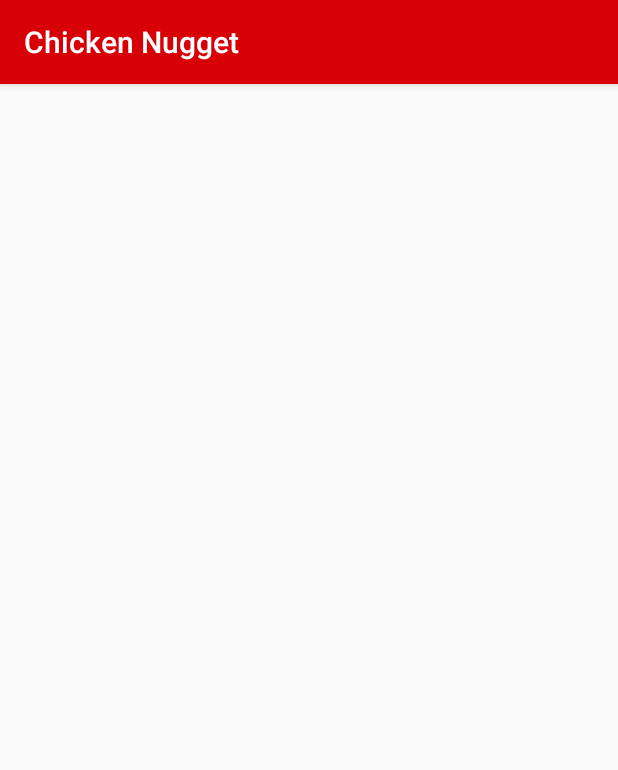
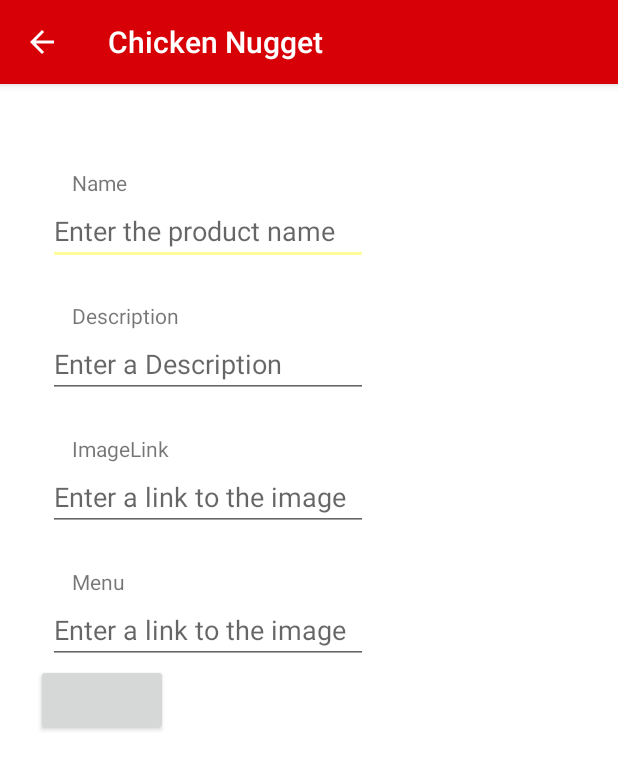
Before and after one commit to ariannakan/theChickenApp, an Android app: the AddProduct screen opened directly, with no data from a screen before it, on a phone screen of 412 x 824 dp. Shown: the top 770 px of the screen. Run offline under Robolectric (Android 15) with nearby library versions, the light colour scheme and no system bars.

Commit message:
working AddNewProduct

```diff
--- a/app/src/main/java/com/example/myapplication/AddProduct.java
+++ b/app/src/main/java/com/example/myapplication/AddProduct.java
@@ -8,33 +8,54 @@ import android.text.TextUtils;
 import android.view.View;
 import android.widget.Button;
 import android.widget.EditText;
+import android.widget.TextView;
 
 public class AddProduct extends AppCompatActivity {
 
-    public static final String EXTRA_REPLY =
+    public static final String EXTRA_REPLY_NAME =
             "com.example.android.roomwordssample.REPLY";
+    public static final String EXTRA_REPLY_DESC =
+            "com.example.android.roomwordssample.DESC";
+    public static final String EXTRA_REPLY_IMAGE =
+            "com.example.android.roomwordssample.IMAGE";
+    public static final String EXTRA_REPLY_MENU =
+            "com.example.android.roomwordssample.MENU";
+
 
     private EditText mEditNameView;
+    private EditText mEditDescView;
+    private EditText mEditImageView;
+    private EditText mEditMenuView;
 
     @Override
     public void onCreate(Bundle savedInstanceState) {
         super.onCreate(savedInstanceState);
         setContentView(R.layout.activity_add_product);
-        mEditNameView = findViewById(R.id.newProductInput);
+        mEditNameView = findViewById(R.id.name_text);
+        mEditDescView = findViewById(R.id.desc_text);
+        mEditImageView = findViewById(R.id.imageLink_text);
+        mEditMenuView = findViewById(R.id.webMenu_text);
 
-        final Button button = findViewById(R.id.floatingActionButton2);
+        final Button button = findViewById(R.id.button_save);
         button.setOnClickListener(new View.OnClickListener() {
             public void onClick(View view) {
                 Intent replyIntent = new Intent();
                 if (TextUtils.isEmpty(mEditNameView.getText())) {
                     setResult(RESULT_CANCELED, replyIntent);
                 } else {
-                    String word = mEditNameView.getText().toString();
-                    replyIntent.putExtra(EXTRA_REPLY, word);
+                    String name = mEditNameView.getText().toString();
+                    String desc = mEditDescView.getText().toString();
+                    String image = mEditImageView.getText().toString();
+                    String menu = mEditMenuView.getText().toString();
+                    replyIntent.putExtra(EXTRA_REPLY_NAME, name);
+                    replyIntent.putExtra(EXTRA_REPLY_DESC, desc);
+                    replyIntent.putExtra(EXTRA_REPLY_IMAGE, image);
+                    replyIntent.putExtra(EXTRA_REPLY_MENU, menu);
                     setResult(RESULT_OK, replyIntent);
                 }
                 finish();
             }
         });
+
     }
 }
--- a/app/src/main/java/com/example/myapplication/ProductDAO.java
+++ b/app/src/main/java/com/example/myapplication/ProductDAO.java
@@ -3,6 +3,7 @@ package com.example.myapplication;
 import androidx.lifecycle.LiveData;
 import androidx.room.Dao;
 import androidx.room.Insert;
+import androidx.room.OnConflictStrategy;
 import androidx.room.Query;
 
 
@@ -11,7 +12,7 @@ import java.util.List;
 @Dao
 public interface ProductDAO {
 
-    @Insert
+    @Insert(onConflict = OnConflictStrategy.IGNORE)
     void insert(Product name);
 
     @Query("DELETE FROM productTable")
--- a/app/src/main/res/layout/activity_add_product.xml
+++ b/app/src/main/res/layout/activity_add_product.xml
@@ -2,18 +2,109 @@
 <LinearLayout xmlns:android="http://schemas.android.com/apk/res/android"
     android:layout_width="match_parent"
     android:layout_height="match_parent"
+    xmlns:app="http://schemas.android.com/apk/res-auto"
     android:background="@color/cardview_light_background"
     android:orientation="vertical"
     android:padding="24dp">
 
+    <TextView
+        android:id="@+id/name_label"
+        android:layout_height="wrap_content"
+        android:layout_width="wrap_content"
+        android:layout_marginStart="24dp"
+        android:layout_marginLeft="24dp"
+        android:layout_marginTop="32dp"
+        android:text="@string/product_name_label"
+        app:layout_constraintStart_toStartOf="parent"
+        app:layout_constraintTop_toTopOf="parent" />
+
     <EditText
-        android:id="@+id/name"
+        android:id="@+id/name_text"
+        android:layout_width="wrap_content"
         android:layout_height="wrap_content"
-        android:hint="Name"
-        android:inputType="textAutoComplete" />
+        android:layout_marginStart="8dp"
+        android:layout_marginLeft="8dp"
+        android:ems="10"
+        android:hint="@string/product_name_hint"
+        android:inputType="none|textPersonName|textEmailAddress"
+        app:layout_constraintBaseline_toBaselineOf="@+id/name_label"
+        app:layout_constraintStart_toEndOf="@+id/name_label"  />
+
+    <TextView
+        android:id="@+id/desc_label"
+        android:layout_height="wrap_content"
+        android:layout_width="wrap_content"
+        android:layout_marginStart="24dp"
+        android:layout_marginLeft="24dp"
+        android:layout_marginTop="24dp"
+        android:text="@string/add_product_desc"
+        app:layout_constraintStart_toStartOf="parent"
+        app:layout_constraintTop_toBottomOf="@id/name_label"/>
+
+    <EditText
+        android:id="@+id/desc_text"
+        android:layout_width="wrap_content"
+        android:layout_height="wrap_content"
+        android:layout_marginStart="8dp"
+        android:layout_marginLeft="8dp"
+        android:ems="10"
+        android:hint="Enter a Description"
+        android:inputType="none|textMultiLine"
+        app:layout_constraintBaseline_toBaselineOf="@+id/desc_label"
+        app:layout_constraintStart_toEndOf="@+id/desc_label" />
+
+    <TextView
+        android:id="@+id/imageLink_label"
+        android:layout_height="wrap_content"
+        android:layout_width="wrap_content"
+        android:layout_marginStart="24dp"
+        android:layout_marginLeft="24dp"
+        android:layout_marginTop="24dp"
+        android:text="@string/imagelink_label"
+        app:layout_constraintStart_toStartOf="parent"
+        app:layout_constraintTop_toBottomOf="@id/desc_label"/>
+
+    <EditText
+        android:id="@+id/imageLink_text"
+        android:layout_width="wrap_content"
+        android:layout_height="wrap_content"
+        android:layout_marginStart="8dp"
+        android:layout_marginLeft="8dp"
+        android:ems="10"
+        android:hint="@string/imageLink_hint"
+        android:inputType="textUri|none"
+        app:layout_constraintBaseline_toBaselineOf="@+id/imageLink_label"
+        app:layout_constraintStart_toEndOf="@+id/imageLink_label" />
+
+    <TextView
+        android:id="@+id/webMenu_label"
+        android:layout_height="wrap_content"
+        android:layout_width="wrap_content"
+        android:layout_marginStart="24dp"
+        android:layout_marginLeft="24dp"
+        android:layout_marginTop="24dp"
+        android:text="@string/menu_label"
+        app:layout_constraintStart_toStartOf="parent"
+        app:layout_constraintTop_toBottomOf="@id/imageLink_label"/>
+
+    <EditText
+        android:id="@+id/webMenu_text"
+        android:layout_width="wrap_content"
+        android:layout_height="wrap_content"
+        android:layout_marginStart="8dp"
+        android:layout_marginLeft="8dp"
+        android:ems="10"
+        android:hint="@string/imageLink_hint"
+        android:inputType="textUri|none"
+        app:layout_constraintBaseline_toBaselineOf="@+id/webMenu_label"
+        app:layout_constraintStart_toEndOf="@+id/webMenu_label" />
 
     <Button
         android:id="@+id/button_save"
-        style="@style/button_style"
-        android:text="@string/button_save" />
+        app:srcCompat="@android:drawable/ic_menu_save"
+        android:layout_width="wrap_content"
+        android:layout_height="wrap_content"
+        app:layout_constraintBottom_toBottomOf="parent"
+        app:layout_constraintEnd_toEndOf="parent" />
+
 </LinearLayout>
--- a/app/src/main/res/layout/activity_products_page.xml
+++ b/app/src/main/res/layout/activity_products_page.xml
@@ -23,11 +23,11 @@
         android:layout_marginEnd="16dp"
         android:layout_marginRight="16dp"
         android:layout_marginBottom="16dp"
-        android:onClick="addProduct"
         app:layout_constraintBottom_toBottomOf="parent"
         app:layout_constraintEnd_toEndOf="parent"
         app:srcCompat="@android:drawable/ic_menu_add"
         android:focusable="true" />
+<!--    android:onClick="addProduct"-->
 
     <EditText
         android:id="@+id/newProductInput"
--- a/app/src/main/res/values/strings.xml
+++ b/app/src/main/res/values/strings.xml
@@ -22,5 +22,13 @@
 
     <string name="google_maps_api_key">AIzaSyDFROzqjoEFLsQ_mJY11LdWd5YOC_JF6fI</string>
     <string name="title_activity_maps">Map</string>
+    <string name="product_name_label">Name</string>
+    <string name="product_name_hint">Enter the product name</string>
+    <string name="add_product_desc">Description</string>
+    <string name="imagelink_label">ImageLink</string>
+    <string name="imageLink_hint">Enter a link to the image</string>
+    <string name="menu_label">Menu</string>
+
+    <string name="empty_not_saved">Word not saved because it is empty.</string>
 
 </resources>
```
Also changed, not shown: app/src/main/AndroidManifest.xml (+10 -2 lines), app/src/main/java/com/example/myapplication/Product.java (+16 -0 lines), app/src/main/java/com/example/myapplication/products_page.java (+37 -8 lines), app/src/main/res/drawable-anydpi/ic_save.xml (added, +11 -0 lines), app/src/main/res/drawable-hdpi/ic_save.png (added), app/src/main/res/drawable-mdpi/ic_save.png (added), app/src/main/res/drawable-xhdpi/ic_save.png (added), app/src/main/res/drawable-xxhdpi/ic_save.png (added).
